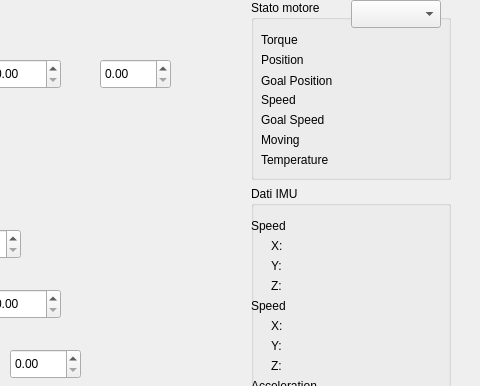
Before: the Qt Designer form scripts/GUI.ui in roncapat/RaspBioloid-ControlPanel, drawn with Qt 5; both pictures show x 599 to 1079 and y 0 to 386 of the 1079 by 804 pixel window.
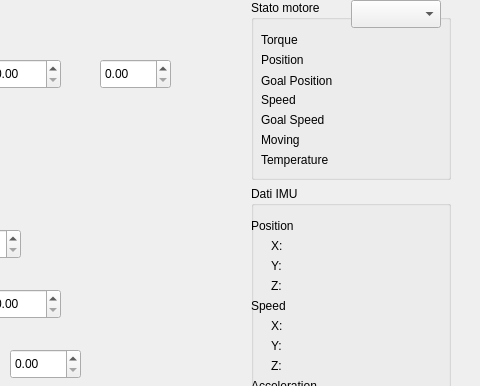
After: the same form once the commit is applied. Icons and pictures are not drawn.

Commit message: Widgets labels updated with meaningful names

Diff of the .ui file:
```diff
--- a/scripts/GUI.ui
+++ b/scripts/GUI.ui
@@ -637,7 +637,7 @@
          </rect>
         </property>
         <property name="text">
-         <string>Speed</string>
+         <string>Position</string>
         </property>
        </widget>
        <widget class="QLabel" name="label_19">
```
Left out of the diff: 66 changed lines with no effect on the pictures. The commit also changes 3 other files.
